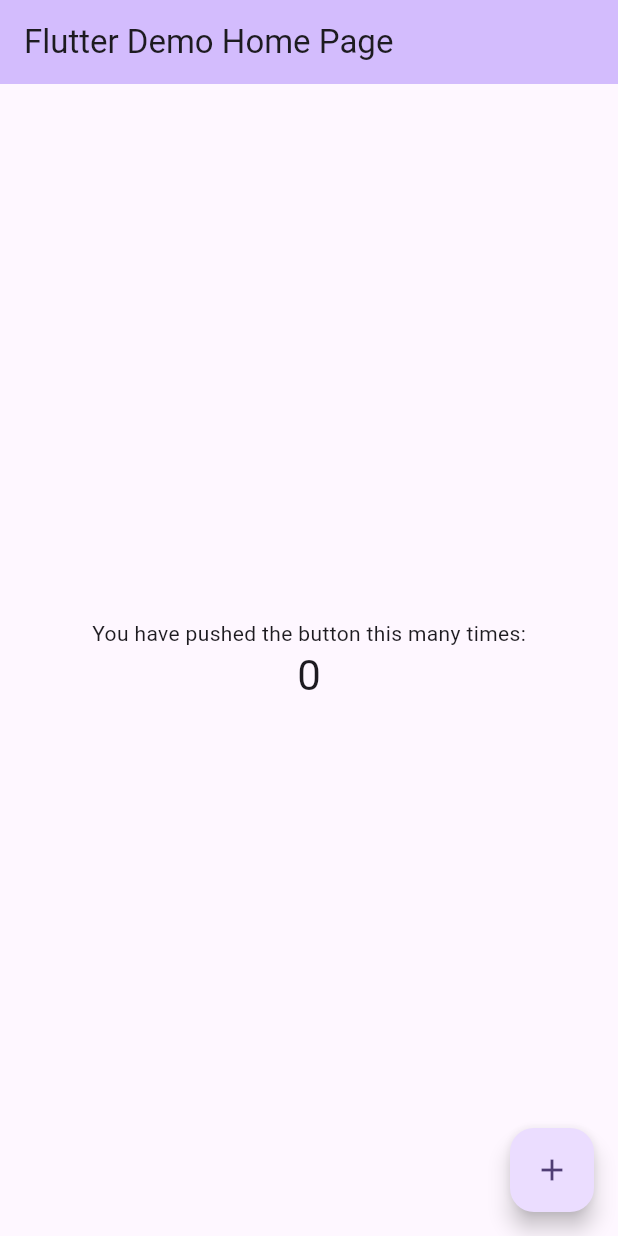
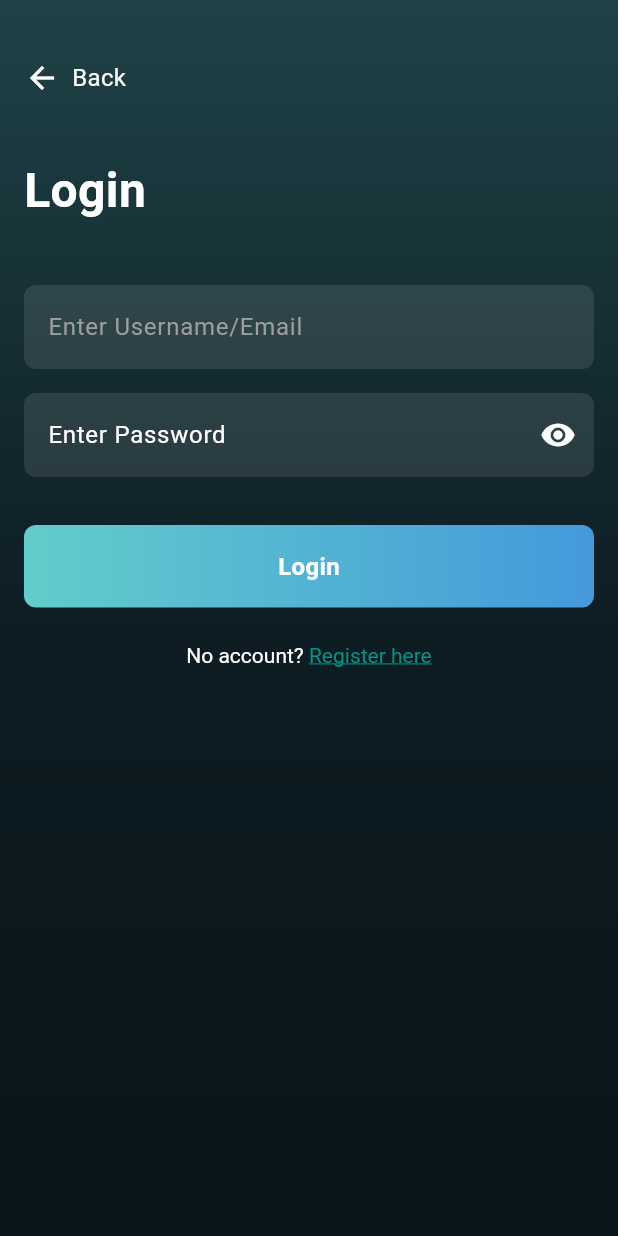
Before and after one commit to AungHeinHtet7/Zodiverse, a Flutter app: the screen it shows after launch, on a phone screen of 412 x 824 dp. Run offline on Flutter 3.47's test engine with Material 3 defaults, Android fonts, the light colour scheme and no system bars; our stand-ins replace get.

Commit message:
Added Login and Register Screen

```diff
--- a/lib/main.dart
+++ b/lib/main.dart
@@ -1,97 +1,23 @@
 import 'package:flutter/material.dart';
+import 'package:get/get.dart';
+import 'package:zodiverse/res/routes.dart';
+
 
 void main() {
-  runApp(const MyApp());
+  runApp(MyApp());
 }
 
 class MyApp extends StatelessWidget {
-  const MyApp({super.key});
-
-  // This widget is the root of your application.
   @override
   Widget build(BuildContext context) {
-    return MaterialApp(
-      title: 'Flutter Demo',
+    return GetMaterialApp(
+      title: 'ZodiVerse',
       theme: ThemeData(
         colorScheme: ColorScheme.fromSeed(seedColor: Colors.deepPurple),
         useMaterial3: true,
       ),
-      home: const MyHomePage(title: 'Flutter Demo Home Page'),
+      initialRoute: AppRoutes.login, // Set the initial route to the login screen
+      getPages: AppRoutes.routes, // Define routes
     );
   }
 }
-
-class MyHomePage extends StatefulWidget {
-  const MyHomePage({super.key, required this.title});
-
-  // This widget is the home page of your application. It is stateful, meaning
-  // that it has a State object (defined below) that contains fields that affect
-  // how it looks.
-
-  // This class is the configuration for the state. It holds the values (in this
-  // case the title) provided by the parent (in this case the App widget) and
-  // used by the build method of the State. Fields in a Widget subclass are
-  // always marked "final".
-
-  final String title;
-
-  @override
-  State<MyHomePage> createState() => _MyHomePageState();
-}
-
-class _MyHomePageState extends State<MyHomePage> {
-  int _counter = 0;
-
-  void _incrementCounter() {
-    setState(() {
-      // This call to setState tells the Flutter framework that something has
-      // changed in this State, which causes it to rerun the build method below
-      // so that the display can reflect the updated values. If we changed
-      // _counter without calling setState(), then the build method would not be
-      // called again, and so nothing would appear to happen.
-      _counter++;
-    });
-  }
-
-  @override
-  Widget build(BuildContext context) {
-    // This method is rerun every time setState is called, for instance as done
-    // by the _incrementCounter method above.
-    //
-    // The Flutter framework has been optimized to make rerunning build methods
-    // fast, so that you can just rebuild anything that needs updating rather
-    // than having to individually change instances of widgets.
-    return Scaffold(
-      appBar: AppBar(
-        // TRY THIS: Try changing the color here to a specific color (to
-        // Colors.amber, perhaps?) and trigger a hot reload to see the AppBar
-        // change color while the other colors stay the same.
-        backgroundColor: Theme.of(context).colorScheme.inversePrimary,
-        // Here we take the value from the MyHomePage object that was created by
-        // the App.build method, and use it to set our appbar title.
-        title: Text(widget.title),
-      ),
-      body: Center(
-        // Center is a layout widget. It takes a single child and positions it
-        // in the middle of the parent.
-        child: Column(
-          mainAxisAlignment: MainAxisAlignment.center,
-          children: <Widget>[
-            const Text(
-              'You have pushed the button this many times:',
-            ),
-            Text(
-              '$_counter',
-              style: Theme.of(context).textTheme.headlineMedium,
-            ),
-          ],
-        ),
-      ),
-      floatingActionButton: FloatingActionButton(
-        onPressed: _incrementCounter,
-        tooltip: 'Increment',
-        child: const Icon(Icons.add),
-      ), // This trailing comma makes auto-formatting nicer for build methods.
-    );
-  }
-}
--- /dev/null
+++ b/lib/model/login_model.dart
@@ -0,0 +1,22 @@
+class LoginModel {
+  String email;
+  String password;
+
+  LoginModel({required this.email, required this.password});
+
+  // Convert a LoginModel object to a JSON map
+  Map<String, dynamic> toJson() {
+    return {
+      'email': email,
+      'password': password,
+    };
+  }
+
+  // Create a LoginModel object from a JSON map
+  factory LoginModel.fromJson(Map<String, dynamic> json) {
+    return LoginModel(
+      email: json['email'],
+      password: json['password'],
+    );
+  }
+}
--- /dev/null
+++ b/lib/model/register_model.dart
@@ -0,0 +1,29 @@
+class RegisterModel {
+  String email;
+  String username;
+  String password;
+
+  RegisterModel({
+    required this.email,
+    required this.username,
+    required this.password,
+  });
+
+  // Convert a RegisterModel object to a JSON map
+  Map<String, dynamic> toJson() {
+    return {
+      'email': email,
+      'username': username,
+      'password': password,
+    };
+  }
+
+  // Create a RegisterModel object from a JSON map
+  factory RegisterModel.fromJson(Map<String, dynamic> json) {
+    return RegisterModel(
+      email: json['email'],
+      username: json['username'],
+      password: json['password'],
+    );
+  }
+}
--- /dev/null
+++ b/lib/res/app_url/app_url.dart
@@ -0,0 +1,5 @@
+class AppUrl{
+  static const url='http://techtest.youapp.ai';
+  static const login= '/api/login';
+  static const register = 'api/register';
+}
--- /dev/null
+++ b/lib/res/routes.dart
@@ -0,0 +1,17 @@
+import 'package:get/get.dart';
+import 'package:zodiverse/view/register_screen.dart';
+
+import '../view/login_screen.dart';
+
+class AppRoutes {
+  static const login = '/login';
+  static const home = '/home';
+  static const register = '/register';
+
+
+  static final routes = [
+    GetPage(name: login, page: () => LoginScreen()),
+    GetPage(name: register, page: () => RegisterScreen()),
+    // Add your other routes here
+  ];
+}
--- /dev/null
+++ b/lib/view/login_screen.dart
@@ -0,0 +1,155 @@
+import 'package:flutter/material.dart';
+import 'package:get/get.dart';
+
+import '../view_model/login_controller.dart';
+class LoginScreen extends StatelessWidget {
+  final LoginController controller = Get.put(LoginController());
+
+  @override
+  Widget build(BuildContext context) {
+    return Scaffold(
+      body: Container(
+        decoration: BoxDecoration(
+          gradient: LinearGradient(
+            colors: [
+              Color(0xFF1F4247),
+              Color(0xFF0D1D23),
+              Color(0xFF09141A),
+            ],
+            begin: Alignment.topCenter,
+            end: Alignment.bottomCenter,
+          ),
+        ),
+        child: Padding(
+          padding: const EdgeInsets.symmetric(horizontal: 16.0),
+          child: Column(
+            crossAxisAlignment: CrossAxisAlignment.start,
+            children: [
+              SizedBox(height: 40),
+              // AppBar with back button
+              GestureDetector(
+                onTap: () => Get.back(),
+                child: Row(
+                  children: [
+                    Icon(Icons.arrow_back, color: Colors.white),
+                    SizedBox(width: 8),
+                    Text(
+                      'Back',
+                      style: TextStyle(color: Colors.white, fontSize: 16),
+                    ),
+                  ],
+                ),
+              ),
+              SizedBox(height: 40),
+              // Login Title
+              Text(
+                'Login',
+                style: TextStyle(
+                  color: Colors.white,
+                  fontSize: 32,
+                  fontWeight: FontWeight.bold,
+                ),
+              ),
+              SizedBox(height: 40),
+              // Username/Email Text Field
+              TextField(
+                onChanged: (value) => controller.username.value = value,
+                decoration: InputDecoration(
+                  labelText: 'Enter Username/Email',
+                  labelStyle: TextStyle(color: Colors.grey),
+                  filled: true,
+                  fillColor: Colors.white.withOpacity(0.1),
+                  border: OutlineInputBorder(
+                    borderRadius: BorderRadius.circular(8),
+                    borderSide: BorderSide.none,
+                  ),
+                ),
+                style: TextStyle(color: Colors.grey),
+              ),
+              SizedBox(height: 16),
+              // Password Text Field
+              Obx(() => TextField(
+                onChanged: (value) => controller.password.value = value,
+                obscureText: controller.isPasswordHidden.value,
+                decoration: InputDecoration(
+                  labelText: 'Enter Password',
+                  labelStyle: TextStyle(color: Colors.white),
+                  filled: true,
+                  fillColor: Colors.white.withOpacity(0.1),
+                  border: OutlineInputBorder(
+                    borderRadius: BorderRadius.circular(8),
+                    borderSide: BorderSide.none,
+                  ),
+                  suffixIcon: IconButton(
+                    icon: Icon(
+                      controller.isPasswordHidden.value
+                          ? Icons.visibility
+                          : Icons.visibility_off,
+                      color: Colors.white,
+                    ),
+                    onPressed: controller.togglePasswordVisibility,
+                  ),
+                ),
+                style: TextStyle(color: Colors.white),
+              )),
+              SizedBox(height: 32),
+              // Login Button
+              SizedBox(
+                width: double.infinity,
+                child: GestureDetector(
+                  onTap: controller.login, // Call the login function on tap
+                  child: Container(
+                    padding: EdgeInsets.symmetric(vertical: 16),
+                    decoration: BoxDecoration(
+                      gradient: LinearGradient(
+                        colors: [
+                          Color(0xFF62CDCB),
+                          Color(0xFF4599DB),
+                        ],
+                        begin: Alignment.centerLeft,
+                        end: Alignment.centerRight,
+                      ),
+                      borderRadius: BorderRadius.circular(8),
+                    ),
+                    child: Center(
+                      child: Text(
+                        'Login',
+                        style: TextStyle(
+                          fontSize: 16,
+                          color: Colors.white,
+                          fontWeight: FontWeight.bold,
+                        ),
+                      ),
+                    ),
+                  ),
+                ),
+              ),
+              SizedBox(height: 24),
+              // Register Link
+              Center(
+                child: GestureDetector(
+                  onTap: controller.navigateToRegister,
+                  child: RichText(
+                    text: TextSpan(
+                      text: 'No account? ',
+                      style: TextStyle(color: Colors.white),
+                      children: [
+                        TextSpan(
+                          text: 'Register here',
+                          style: TextStyle(
+                            color: Colors.teal,
+                            decoration: TextDecoration.underline,
+                          ),
+                        ),
+                      ],
+                    ),
+                  ),
+                ),
+              ),
+            ],
+          ),
+        ),
+      ),
+    );
+  }
+}
--- /dev/null
+++ b/lib/view_model/login_controller.dart
@@ -0,0 +1,28 @@
+import 'package:get/get.dart';
+
+class LoginController extends GetxController {
+  // Observables
+  var isPasswordHidden = true.obs;
+  var username = ''.obs;
+  var password = ''.obs;
+
+  // Toggle password visibility
+  void togglePasswordVisibility() {
+    isPasswordHidden.value = !isPasswordHidden.value;
+  }
+
+  // Handle login logic
+  void login() {
+    if (username.isEmpty || password.isEmpty) {
+      Get.snackbar('Error', 'Please fill in all fields');
+    } else {
+      // Perform login logic here
+      Get.snackbar('Success', 'Logged in successfully');
+    }
+  }
+
+  // Navigate to the register page
+  void navigateToRegister() {
+    Get.toNamed('/register');
+  }
+}
--- /dev/null
+++ b/lib/view_model/register_screen_controller.dart
@@ -0,0 +1,37 @@
+import 'package:get/get.dart';
+
+class RegisterController extends GetxController {
+  // Observables
+  var isPasswordHidden = true.obs;
+  var isConfirmPasswordHidden = true.obs;
+  var email = ''.obs;
+  var username = ''.obs;
+  var password = ''.obs;
+  var confirmPassword = ''.obs;
+
+  // Toggle visibility for password fields
+  void togglePasswordVisibility() {
+    isPasswordHidden.value = !isPasswordHidden.value;
+  }
+
+  void toggleConfirmPasswordVisibility() {
+    isConfirmPasswordHidden.value = !isConfirmPasswordHidden.value;
+  }
+
+  // Handle registration logic
+  void register() {
+    if (email.isEmpty || username.isEmpty || password.isEmpty || confirmPassword.isEmpty) {
+      Get.snackbar('Error', 'Please fill in all fields');
+    } else if (password.value != confirmPassword.value) {
+      Get.snackbar('Error', 'Passwords do not match');
+    } else {
+      // Perform registration logic here
+      Get.snackbar('Success', 'Registered successfully');
+    }
+  }
+
+  // Navigate to the login page
+  void navigateToLogin() {
+    Get.toNamed('/login');
+  }
+}
```
Also changed, not shown: lib/view/register_screen.dart (added, +198 -0 lines), 1 other file.
